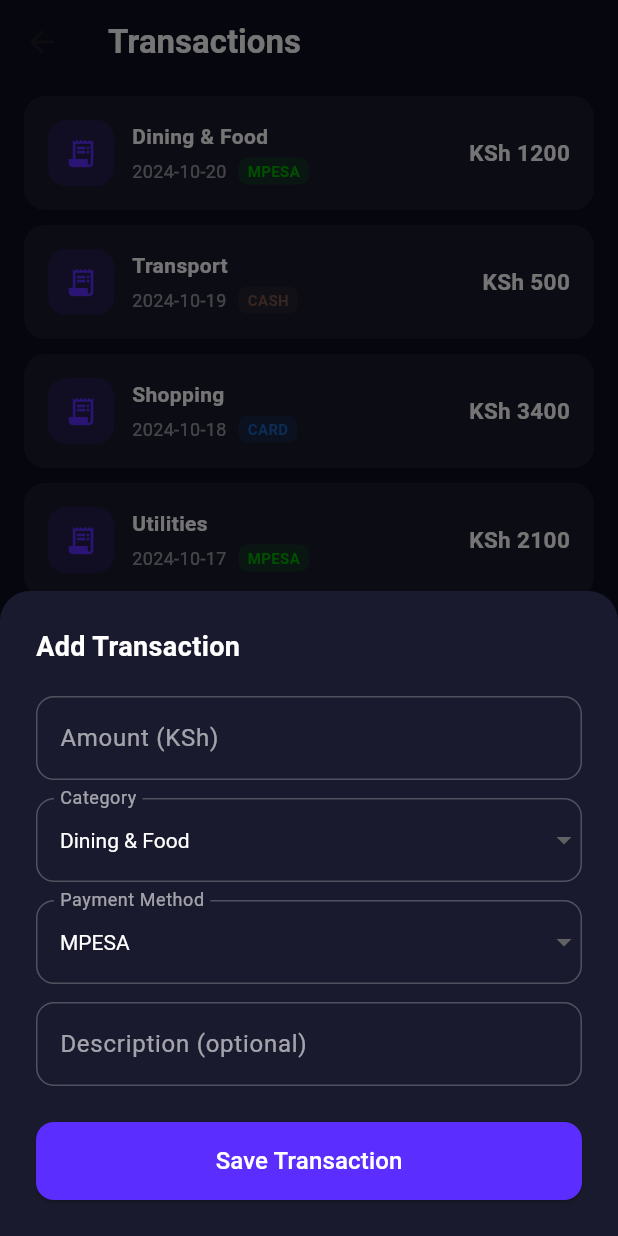
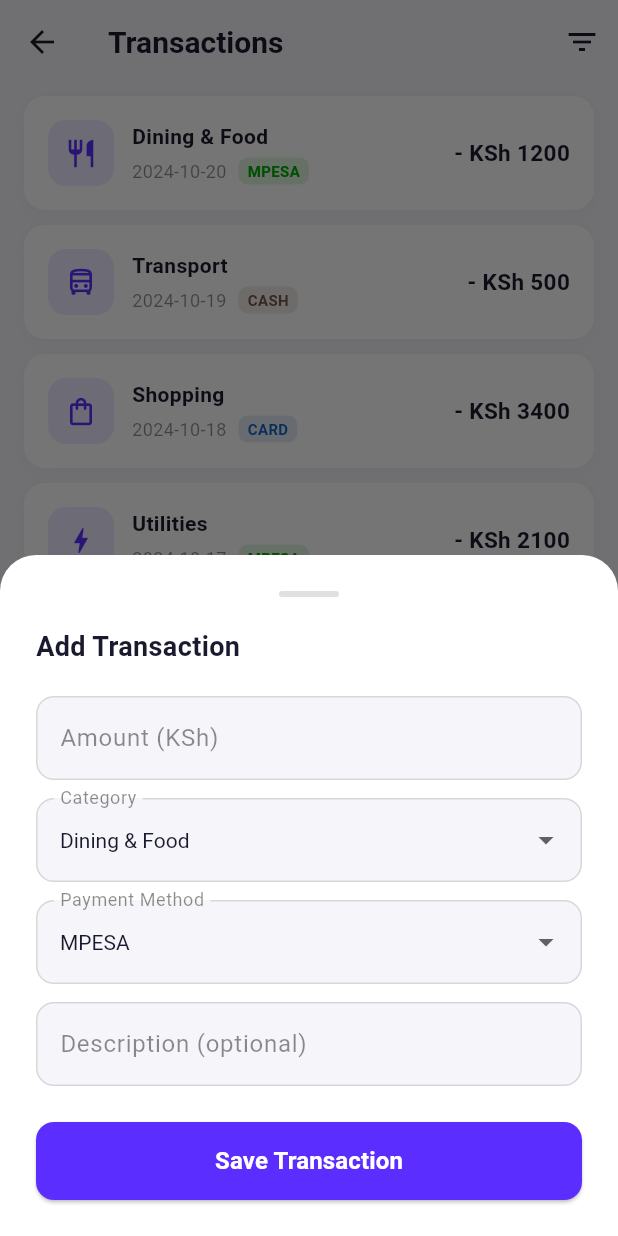
Before and after one commit to LincyMuema/SpendingAnalysis, a Flutter app: the TransactionsScreen screen opened directly, after a tap on "Add", on a phone screen of 412 x 824 dp. Run offline on Flutter 3.47's test engine with Material 3 defaults, Android fonts, the phone set to English and light mode, and no system bars; our stand-ins replace fl_chart.

```diff
--- a/frontend/spending_analysis/lib/transactions_screen.dart
+++ b/frontend/spending_analysis/lib/transactions_screen.dart
@@ -8,13 +8,12 @@ class TransactionsScreen extends StatefulWidget {
 }
 
 class _TransactionsScreenState extends State<TransactionsScreen> {
-  // Dummy data for now — we'll replace with real API later
   final List<Map<String, dynamic>> _transactions = [
-    {'category': 'Dining & Food', 'amount': 1200.0, 'date': '2024-10-20', 'source': 'MPESA'},
-    {'category': 'Transport', 'amount': 500.0, 'date': '2024-10-19', 'source': 'CASH'},
-    {'category': 'Shopping', 'amount': 3400.0, 'date': '2024-10-18', 'source': 'CARD'},
-    {'category': 'Utilities', 'amount': 2100.0, 'date': '2024-10-17', 'source': 'MPESA'},
-    {'category': 'Subscriptions', 'amount': 800.0, 'date': '2024-10-15', 'source': 'CARD'},
+    {'category': 'Dining & Food', 'amount': 1200.0, 'date': '2024-10-20', 'source': 'MPESA', 'icon': Icons.restaurant_outlined},
+    {'category': 'Transport', 'amount': 500.0, 'date': '2024-10-19', 'source': 'CASH', 'icon': Icons.directions_bus_outlined},
+    {'category': 'Shopping', 'amount': 3400.0, 'date': '2024-10-18', 'source': 'CARD', 'icon': Icons.shopping_bag_outlined},
+    {'category': 'Utilities', 'amount': 2100.0, 'date': '2024-10-17', 'source': 'MPESA', 'icon': Icons.bolt_outlined},
+    {'category': 'Subscriptions', 'amount': 800.0, 'date': '2024-10-15', 'source': 'CARD', 'icon': Icons.subscriptions_outlined},
   ];
 
   void _showAddDialog() {
@@ -26,9 +25,9 @@ class _TransactionsScreenState extends State<TransactionsScreen> {
     showModalBottomSheet(
       context: context,
       isScrollControlled: true,
-      backgroundColor: const Color(0xFF1A1A2E),
+      backgroundColor: Colors.white,
       shape: const RoundedRectangleBorder(
-        borderRadius: BorderRadius.vertical(top: Radius.circular(20)),
+        borderRadius: BorderRadius.vertical(top: Radius.circular(24)),
       ),
       builder: (ctx) => Padding(
         padding: EdgeInsets.only(
@@ -40,20 +39,34 @@ class _TransactionsScreenState extends State<TransactionsScreen> {
             mainAxisSize: MainAxisSize.min,
             crossAxisAlignment: CrossAxisAlignment.start,
             children: [
+              // Handle bar
+              Center(
+                child: Container(
+                  width: 40, height: 4,
+                  margin: const EdgeInsets.only(bottom: 20),
+                  decoration: BoxDecoration(
+                    color: Colors.black12,
+                    borderRadius: BorderRadius.circular(2),
+                  ),
+                ),
+              ),
               const Text('Add Transaction',
-                  style: TextStyle(color: Colors.white, fontSize: 18, fontWeight: FontWeight.bold)),
+                  style: TextStyle(
+                      color: Color(0xFF1A1A2E),
+                      fontSize: 18,
+                      fontWeight: FontWeight.bold)),
               const SizedBox(height: 20),
               TextField(
                 controller: amountCtrl,
                 keyboardType: TextInputType.number,
-                style: const TextStyle(color: Colors.white),
+                style: const TextStyle(color: Color(0xFF1A1A2E)),
                 decoration: _inputStyle('Amount (KSh)'),
               ),
               const SizedBox(height: 12),
               DropdownButtonFormField<String>(
                 value: selectedCategory,
-                dropdownColor: const Color(0xFF1A1A2E),
-                style: const TextStyle(color: Colors.white),
+                dropdownColor: Colors.white,
+                style: const TextStyle(color: Color(0xFF1A1A2E)),
                 decoration: _inputStyle('Category'),
                 items: ['Dining & Food', 'Transport', 'Shopping', 'Utilities', 'Subscriptions', 'Entertainment', 'Health']
                     .map((c) => DropdownMenuItem(value: c, child: Text(c)))
@@ -63,8 +76,8 @@ class _TransactionsScreenState extends State<TransactionsScreen> {
               const SizedBox(height: 12),
               DropdownButtonFormField<String>(
                 value: selectedSource,
-                dropdownColor: const Color(0xFF1A1A2E),
-                style: const TextStyle(color: Colors.white),
+                dropdownColor: Colors.white,
+                style: const TextStyle(color: Color(0xFF1A1A2E)),
                 decoration: _inputStyle('Payment Method'),
                 items: ['MPESA', 'CARD', 'CASH', 'WALLET']
                     .map((s) => DropdownMenuItem(value: s, child: Text(s)))
@@ -74,7 +87,7 @@ class _TransactionsScreenState extends State<TransactionsScreen> {
               const SizedBox(height: 12),
               TextField(
                 controller: descCtrl,
-                style: const TextStyle(color: Colors.white),
+                style: const TextStyle(color: Color(0xFF1A1A2E)),
                 decoration: _inputStyle('Description (optional)'),
               ),
               const SizedBox(height: 24),
@@ -83,7 +96,8 @@ class _TransactionsScreenState extends State<TransactionsScreen> {
                   backgroundColor: const Color(0xFF5B2EFF),
                   foregroundColor: Colors.white,
                   minimumSize: const Size(double.infinity, 52),
-                  shape: RoundedRectangleBorder(borderRadius: BorderRadius.circular(12)),
+                  shape: RoundedRectangleBorder(
+                      borderRadius: BorderRadius.circular(12)),
                 ),
                 onPressed: () {
                   final amount = double.tryParse(amountCtrl.text);
@@ -94,11 +108,13 @@ class _TransactionsScreenState extends State<TransactionsScreen> {
                       'amount': amount,
                       'date': DateTime.now().toString().split(' ')[0],
                       'source': selectedSource,
+                      'icon': Icons.receipt_long_outlined,
                     });
                   });
                   Navigator.pop(ctx);
                 },
-                child: const Text('Save Transaction', style: TextStyle(fontSize: 16)),
+                child: const Text('Save Transaction',
+                    style: TextStyle(fontSize: 16, fontWeight: FontWeight.w600)),
               ),
             ],
           ),
@@ -110,15 +126,17 @@ class _TransactionsScreenState extends State<TransactionsScreen> {
   InputDecoration _inputStyle(String label) {
     return InputDecoration(
       labelText: label,
-      labelStyle: const TextStyle(color: Colors.white60),
+      labelStyle: const TextStyle(color: Colors.black45),
       enabledBorder: OutlineInputBorder(
-        borderSide: const BorderSide(color: Colors.white24),
+        borderSide: const BorderSide(color: Colors.black12),
         borderRadius: BorderRadius.circular(12),
       ),
       focusedBorder: OutlineInputBorder(
-        borderSide: const BorderSide(color: Color(0xFF5B2EFF)),
+        borderSide: const BorderSide(color: Color(0xFF5B2EFF), width: 2),
         borderRadius: BorderRadius.circular(12),
       ),
+      filled: true,
+      fillColor: const Color(0xFFF5F5FA),
     );
   }
 
@@ -134,69 +152,106 @@ class _TransactionsScreenState extends State<TransactionsScreen> {
   @override
   Widget build(BuildContext context) {
     return Scaffold(
-      backgroundColor: const Color(0xFF0D0D1F),
+      backgroundColor: const Color(0xFFF5F5FA),
       appBar: AppBar(
-        title: const Text('Transactions', style: TextStyle(color: Colors.white, fontWeight: FontWeight.bold)),
-        backgroundColor: const Color(0xFF0D0D1F),
+        title: const Text('Transactions',
+            style: TextStyle(
+                color: Color(0xFF1A1A2E),
+                fontWeight: FontWeight.bold,
+                fontSize: 20)),
+        backgroundColor: const Color(0xFFF5F5FA),
         elevation: 0,
+        actions: [
+          IconButton(
+            icon: const Icon(Icons.filter_list, color: Color(0xFF1A1A2E)),
+            onPressed: () {},
+          ),
+        ],
       ),
       floatingActionButton: FloatingActionButton.extended(
         onPressed: _showAddDialog,
         backgroundColor: const Color(0xFF5B2EFF),
         icon: const Icon(Icons.add, color: Colors.white),
-        label: const Text('Add', style: TextStyle(color: Colors.white)),
+        label: const Text('Add', style: TextStyle(color: Colors.white, fontWeight: FontWeight.w600)),
       ),
       body: ListView.builder(
-        padding: const EdgeInsets.fromLTRB(16, 8, 16, 80),
+        padding: const EdgeInsets.fromLTRB(16, 8, 16, 100),
         itemCount: _transactions.length,
         itemBuilder: (ctx, i) {
           final tx = _transactions[i];
           final source = tx['source'] as String;
+          final icon = tx['icon'] as IconData? ?? Icons.receipt_long_outlined;
+
           return Container(
             margin: const EdgeInsets.only(bottom: 10),
             padding: const EdgeInsets.all(16),
             decoration: BoxDecoration(
-              color: const Color(0xFF1A1A2E),
+              color: Colors.white,
               borderRadius: BorderRadius.circular(14),
+              boxShadow: [
+                BoxShadow(
+                  color: Colors.black.withOpacity(0.04),
+                  blurRadius: 8,
+                  offset: const Offset(0, 2),
+                ),
+              ],
             ),
             child: Row(
               children: [
+                // Icon container
                 Container(
                   width: 44,
                   height: 44,
                   decoration: BoxDecoration(
-                    color: const Color(0xFF5B2EFF).withOpacity(0.15),
+                    color: const Color(0xFF5B2EFF).withOpacity(0.1),
                     borderRadius: BorderRadius.circular(12),
                   ),
-                  child: const Icon(Icons.receipt_long, color: Color(0xFF5B2EFF), size: 22),
+                  child: Icon(icon, color: const Color(0xFF5B2EFF), size: 22),
                 ),
                 const SizedBox(width: 12),
+                // Category & date
                 Expanded(
                   child: Column(
                     crossAxisAlignment: CrossAxisAlignment.start,
                     children: [
-                      Text(tx['category'], style: const TextStyle(color: Colors.white, fontWeight: FontWeight.w600)),
+                      Text(tx['category'],
+                          style: const TextStyle(
+                              color: Color(0xFF1A1A2E),
+                              fontWeight: FontWeight.w600,
+                              fontSize: 14)),
                       const SizedBox(height: 4),
                       Row(
                         children: [
-                          Text(tx['date'], style: const TextStyle(color: Colors.white54, fontSize: 12)),
+                          Text(tx['date'],
+                              style: const TextStyle(
+                                  color: Colors.black45, fontSize: 12)),
                           const SizedBox(width: 8),
                           Container(
-                            padding: const EdgeInsets.symmetric(horizontal: 6, vertical: 2),
+                            padding: const EdgeInsets.symmetric(
+                                horizontal: 6, vertical: 2),
                             decoration: BoxDecoration(
-                              color: _sourceColor(source).withOpacity(0.15),
+                              color: _sourceColor(source).withOpacity(0.12),
                               borderRadius: BorderRadius.circular(6),
                             ),
                             child: Text(source,
-                                style: TextStyle(color: _sourceColor(source), fontSize: 10, fontWeight: FontWeight.w600)),
+                                style: TextStyle(
+                                    color: _sourceColor(source),
+                                    fontSize: 10,
+                                    fontWeight: FontWeight.w700)),
                           ),
                         ],
                       ),
                     ],
                   ),
                 ),
-                Text('KSh ${tx['amount'].toStringAsFixed(0)}',
-                    style: const TextStyle(color: Colors.white, fontWeight: FontWeight.bold, fontSize: 15)),
+                // Amount
+                Text(
+                  '- KSh ${tx['amount'].toStringAsFixed(0)}',
+                  style: const TextStyle(
+                      color: Color(0xFF1A1A2E),
+                      fontWeight: FontWeight.bold,
+                      fontSize: 15),
+                ),
               ],
             ),
           );
```
